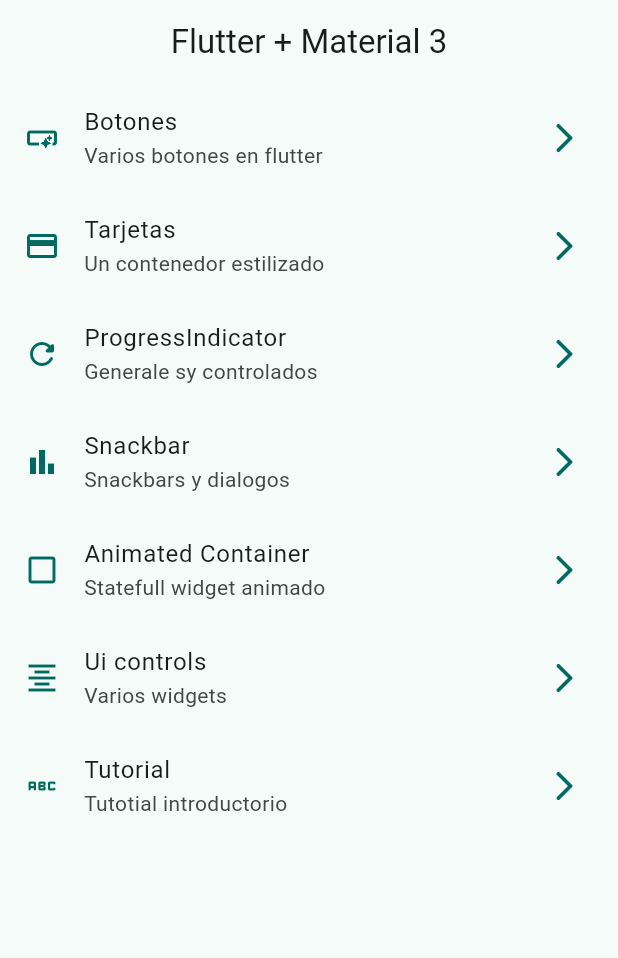
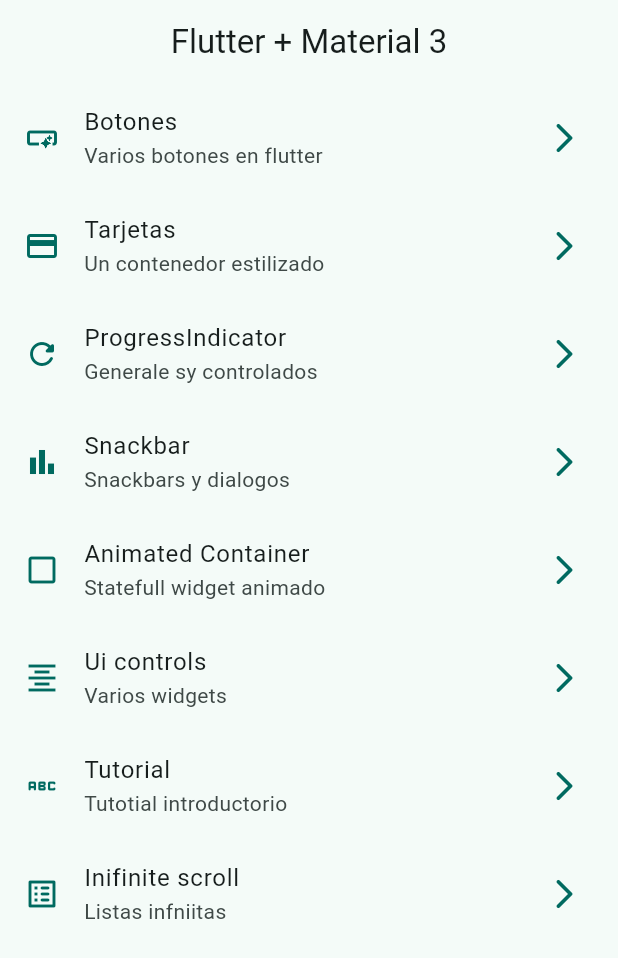
Before and after one commit to jhaineymilevis/flutter-widgets-app, a Flutter app: the screen it shows after launch, on a phone screen of 412 x 824 dp. Shown: the top 958 px of the screen. Run offline on Flutter 3.47's test engine with Material 3 defaults, Android fonts, the phone set to English and light mode, and no system bars; our stand-ins replace animate_do, go_router.

Commit message:
creating inifinite scroll screen

```diff
--- a/lib/config/menu/menu_item.dart
+++ b/lib/config/menu/menu_item.dart
@@ -49,4 +49,9 @@ const appMenuItems = <MenuItem>[
       subTitle: 'Tutotial introductorio',
       link: '/tutorial',
       icon: Icons.abc_rounded),
+  MenuItem(
+      title: 'Inifinite scroll',
+      subTitle: 'Listas infniitas',
+      link: '/scroll',
+      icon: Icons.list_alt_rounded),
 ];
--- a/lib/config/routes/app_route.dart
+++ b/lib/config/routes/app_route.dart
@@ -37,4 +37,8 @@ final appRouter = GoRouter(initialLocation: '/', routes: [
       name: AppTutorialScren.name,
       path: '/tutorial',
       builder: (context, state) => const AppTutorialScren()),
+  GoRoute(
+      name: InfiniteScrollScren.name,
+      path: '/scroll',
+      builder: (context, state) => const InfiniteScrollScren()),
 ]);
```
Also changed, not shown: lib/presentation/screens/infinite_scroll_screen.dart (+31 -2 lines).
